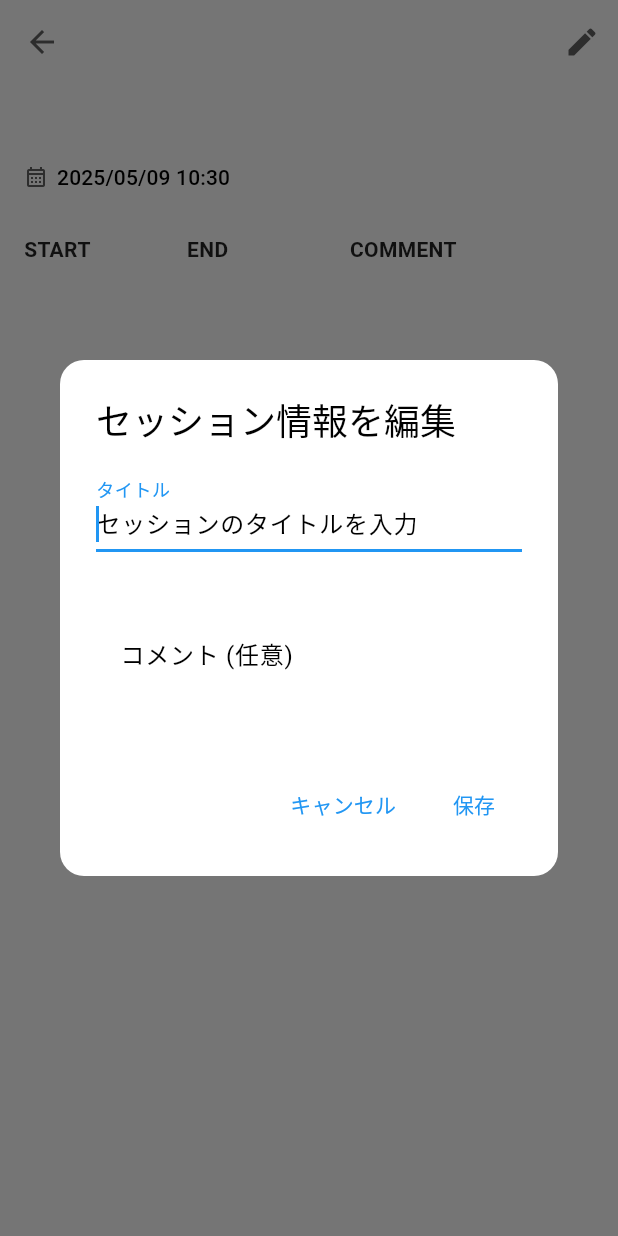
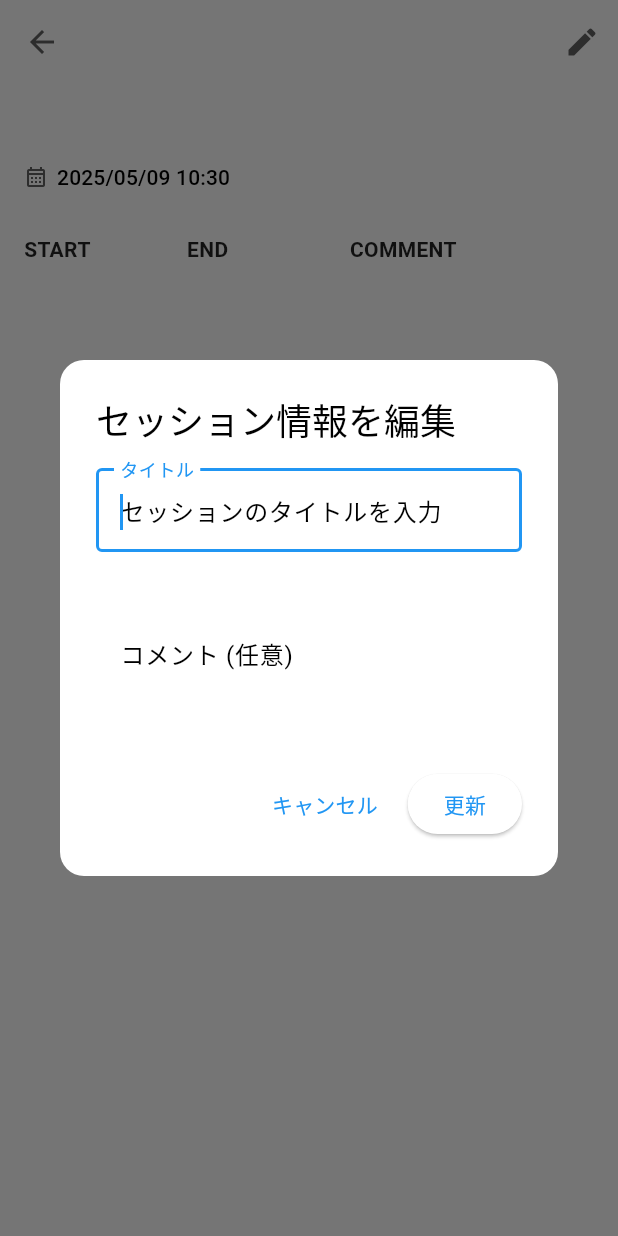
Before and after one commit to kmzk-dev/activity_watch, a Flutter app: the SessionDetailsScreen screen opened directly with empty values, after a tap on the "edit" icon, on a phone screen of 412 x 824 dp. Run offline on Flutter 3.47's test engine with Material 3 defaults, Android fonts, the phone set to English and light mode, and no system bars; our stand-ins replace share_plus, shared_preferences, visibility_detector; accounts and stored records are empty.

Commit message:
FIX: Improve session editing functionality and fix bugs
- Allow multiline input for comments in session save/edit dialog
  - Changed `textInputAction` to `TextInputAction.newline` for the comment TextFormField in `session_dialog_utils.dart`.
- Refactor session details screen to use common dialog for editing
  - Modified `session_details_screen.dart` to use the common `showSessionDetailsInputDialog` for editing.
- Consolidate session update logic into `session_storage.dart`
  - Changed `session_details_screen.dart` to call a new update function in `session_storage.dart`.
- Keep user on session details screen after saving edits
  - Modified `session_details_screen.dart` to not call `Navigator.pop` after saving, keeping the user on the current screen.

```diff
--- a/lib/screens/session_details_screen.dart
+++ b/lib/screens/session_details_screen.dart
@@ -1,14 +1,17 @@
 // session_details_screen.dart
-import 'dart:convert'; // JSON処理のため
+import 'dart:convert'; // JSON処理のため (session_storage.dartに移動するため、このファイルでは不要になる可能性)
 import 'package:flutter/material.dart';
 import 'package:intl/intl.dart';
-import 'package:shared_preferences/shared_preferences.dart'; // SharedPreferencesのため
-import '../models/log_entry.dart';
-import '../models/saved_log_session.dart';
+// SharedPreferencesはsession_storage.dartで扱われるため、このファイルでは直接不要になる可能性
+// import 'package:shared_preferences/shared_preferences.dart';
+import '../models/log_entry.dart'; // LogEntryモデルをインポート
+import '../models/saved_log_session.dart'; // SavedLogSessionモデルをインポート
+import '../utils/session_dialog_utils.dart'; // 共通ダイアログ関数をインポート
+import '../utils/session_storage.dart'; // 共通ストレージ関数をインポート (updateSession を利用)
 
-
+// セッション詳細を表示するStatefulWidget
 class SessionDetailsScreen extends StatefulWidget {
-  final SavedLogSession session;
+  final SavedLogSession session; // 表示するセッションデータ
 
   const SessionDetailsScreen({super.key, required this.session});
 
@@ -17,170 +20,88 @@ class SessionDetailsScreen extends StatefulWidget {
 }
 
 class _SessionDetailsScreenState extends State<SessionDetailsScreen> {
-  late SavedLogSession _editableSession;
-  final TextEditingController _titleController = TextEditingController();
-  final TextEditingController _commentController = TextEditingController();
+  late SavedLogSession _editableSession; // 編集可能なセッションデータ
 
-  static const String _savedSessionsKey = 'saved_log_sessions'; // main.dart と共通
+  static const String _savedSessionsKey = 'saved_log_sessions'; // SharedPreferencesのキー (session_storage.dartと共通)
 
   @override
   void initState() {
     super.initState();
+    // widgetから渡されたセッションデータを編集可能データとして初期化
     _editableSession = widget.session;
-    _titleController.text = _editableSession.title;
-    _commentController.text = _editableSession.sessionComment ?? '';
   }
 
+  // disposeメソッドは特に変更なし
   @override
   void dispose() {
-    _titleController.dispose();
-    _commentController.dispose();
     super.dispose();
   }
 
+  // セッション情報を編集するためのダイアログを表示する非同期関数
   Future<void> _showEditDialog() async {
-    _titleController.text = _editableSession.title;
-    _commentController.text = _editableSession.sessionComment ?? '';
-
-    final Map<String, String>? updatedData = await showDialog<Map<String, String>>(
+    final Map<String, String>? updatedData = await showSessionDetailsInputDialog(
       context: context,
-      barrierDismissible: true,
-      builder: (BuildContext dialogContext) {
-        return AlertDialog(
-          title: const Text('セッション情報を編集'),
-          content: SingleChildScrollView(
-            child: Column(
-              mainAxisSize: MainAxisSize.min,
-              children: <Widget>[
-                TextField(
-                  controller: _titleController,
-                  autofocus: true,
-                  decoration: const InputDecoration(
-                    labelText: "タイトル",
-                    hintText: "セッションのタイトルを入力",
-                  ),
-                   textInputAction: TextInputAction.next,
-                ),
-                const SizedBox(height: 16),
-                TextField(
-                  controller: _commentController,
-                  decoration: const InputDecoration(
-                    labelText: "コメント (任意)",
-                    hintText: "セッション全体に関するコメントを入力",
-                    border: OutlineInputBorder(),
-                  ),
-                  keyboardType: TextInputType.multiline,
-                  maxLines: null,
-                  minLines: 3,
-                  textInputAction: TextInputAction.done,
-                ),
-              ],
-            ),
-          ),
-          actions: <Widget>[
-            TextButton(
-              child: const Text('キャンセル'),
-              onPressed: () {
-                Navigator.of(dialogContext).pop();
-              },
-            ),
-            TextButton(
-              child: const Text('保存'),
-              onPressed: () {
-                if (_titleController.text.trim().isEmpty) {
-                   ScaffoldMessenger.of(dialogContext).showSnackBar( // dialogContext is safe here
-                     const SnackBar(content: Text('タイトルは必須です。')),
-                   );
-                   return;
-                }
-                Navigator.of(dialogContext).pop({
-                  'title': _titleController.text.trim(),
-                  'comment': _commentController.text.trim(),
-                });
-              },
-            ),
-          ],
-        );
-      },
+      dialogTitle: 'セッション情報を編集',
+      initialTitle: _editableSession.title,
+      initialComment: _editableSession.sessionComment ?? '',
+      positiveButtonText: '更新',
     );
 
-    // ★ use_build_context_synchronously: `mounted` check after await
     if (!mounted) return;
-    FocusScope.of(context).unfocus(); // Unfocus after dialog closes, regardless of result.
+    FocusScope.of(context).unfocus();
 
     if (updatedData != null && updatedData['title'] != null) {
       final newTitle = updatedData['title']!;
       final newComment = updatedData['comment'];
 
-      if (newTitle != _editableSession.title || (newComment ?? '') != (_editableSession.sessionComment ?? '')) {
+      if (newTitle != _editableSession.title ||
+          (newComment ?? '') != (_editableSession.sessionComment ?? '')) {
         setState(() {
           _editableSession = _editableSession.copyWith(
             title: newTitle,
             sessionComment: newComment,
           );
         });
+        // ストレージ内のセッション情報を更新 (session_storage.dartの関数を呼び出す)
         await _updateSessionInStorage();
-         // ★ use_build_context_synchronously: `mounted` check
-         if (mounted) {
-           Navigator.pop(context, true); // 変更があったことを伝える
+        // mountedプロパティを確認後、画面遷移は行わない
+        if (mounted) {
+          // Navigator.pop(context, true); // この行をコメントアウトまたは削除することで、現在の画面に留まります。
+          // 変更があったことを前の画面に伝える必要がもしあれば、別の方法を検討します。
+          // (例: Provider, Riverpod, BLoCなどの状態管理ライブラリで状態を共有・通知する)
+          // 今回は「ページにとどめる」が要件のため、popしません。
         }
       }
     }
   }
 
+  // ストレージ内のセッション情報を更新する非同期関数 (session_storage.dartの関数を利用)
   Future<void> _updateSessionInStorage() async {
-    final prefs = await SharedPreferences.getInstance();
-    // ★ use_build_context_synchronously: `mounted` check
-    if(!mounted) return;
+    final bool success = await updateSession(
+      context: context,
+      updatedSession: _editableSession,
+      savedSessionsKey: _savedSessionsKey,
+    );
 
-    final String? sessionsJson = prefs.getString(_savedSessionsKey);
-    List<SavedLogSession> allSessions = [];
-
-    if (sessionsJson != null && sessionsJson.isNotEmpty) {
-      try {
-        final List<dynamic> decodedList = jsonDecode(sessionsJson) as List<dynamic>;
-        allSessions = decodedList
-            .map((jsonItem) => SavedLogSession.fromJson(jsonItem as Map<String, dynamic>))
-            .toList();
-      } catch (e) {
-        // ★ avoid_print: Consider using a logger. Commented out for now.
-        // print('Error decoding saved sessions for update: $e');
-        if (mounted) { // mounted check before ScaffoldMessenger
-            ScaffoldMessenger.of(context).showSnackBar(
-                const SnackBar(content: Text('セッションデータの読み込みに失敗し、更新できませんでした。')),
-            );
-        }
-        return;
-      }
-    }
-
-    final int sessionIndex = allSessions.indexWhere((s) => s.id == _editableSession.id);
-    if (sessionIndex != -1) {
-      allSessions[sessionIndex] = _editableSession;
-      final String updatedSessionsJson = jsonEncode(allSessions.map((s) => s.toJson()).toList());
-      await prefs.setString(_savedSessionsKey, updatedSessionsJson);
-      // ★ use_build_context_synchronously: `mounted` check
-      if (mounted) {
-          ScaffoldMessenger.of(context).showSnackBar(
-            const SnackBar(content: Text('セッション情報を更新しました。')),
-          );
-      }
+    if (!mounted) return;
+    if (success) {
+      // print('セッションの更新に成功しました。'); // デバッグ用
+      // SnackBarは updateSession 関数内で表示される想定
     } else {
-        // ★ use_build_context_synchronously: `mounted` check
-        if (mounted) {
-            ScaffoldMessenger.of(context).showSnackBar(
-                const SnackBar(content: Text('更新対象のセッションが見つかりませんでした。')),
-            );
-        }
+      // print('セッションの更新に失敗しました。'); // デバッグ用
+      // SnackBarは updateSession 関数内で表示される想定
     }
   }
 
-
+  // ログテーブルのヘッダーを構築するウィジェット (変更なし)
   Widget _buildLogTableHeader(BuildContext context) {
     final theme = Theme.of(context);
     final dataTableTheme = theme.dataTableTheme;
     final headingTextStyle = dataTableTheme.headingTextStyle ??
-        const TextStyle(fontWeight: FontWeight.bold, color: Colors.black87, fontSize: 14); // Default style
+        const TextStyle(
+            fontWeight: FontWeight.bold,
+            color: Colors.black87,
+            fontSize: 14);
     return Container(
       decoration: BoxDecoration(
         border: Border(
@@ -210,12 +131,13 @@ class _SessionDetailsScreenState extends State<SessionDetailsScreen> {
     );
   }
 
+  // ログテーブルの各行を構築するウィジェット (変更なし)
   Widget _buildLogRow(BuildContext context, LogEntry log) {
     final theme = Theme.of(context);
     final dataTableTheme = theme.dataTableTheme;
-    final dataRowMinHeight = dataTableTheme.dataRowMinHeight ?? 48.0; // Default value
-    // ★ deprecated_member_use: Replace withOpacity with withAlpha or Color.fromRGBO
-    final borderColor = theme.dividerColor.withAlpha(128); // 0.5 opacity approx 128 alpha
+    final dataRowMinHeight =
+        dataTableTheme.dataRowMinHeight ?? 48.0;
+    final borderColor = theme.dividerColor.withAlpha(128);
 
     return Container(
       constraints: BoxConstraints(minHeight: dataRowMinHeight),
@@ -223,7 +145,7 @@ class _SessionDetailsScreenState extends State<SessionDetailsScreen> {
       decoration: BoxDecoration(
         border: Border(
           bottom: BorderSide(
-            color: borderColor, // Use the modified color
+            color: borderColor,
             width: 0.5,
           ),
         ),
@@ -256,7 +178,8 @@ class _SessionDetailsScreenState extends State<SessionDetailsScreen> {
 
   @override
   Widget build(BuildContext context) {
-    final String formattedDate = DateFormat('yyyy/MM/dd HH:mm').format(_editableSession.saveDate);
+    final String formattedDate =
+        DateFormat('yyyy/MM/dd HH:mm').format(_editableSession.saveDate);
 
     return Scaffold(
       appBar: AppBar(
@@ -283,12 +206,15 @@ class _SessionDetailsScreenState extends State<SessionDetailsScreen> {
                 const SizedBox(height: 8),
                 Row(
                   children: [
-                    Icon(Icons.calendar_month_outlined, size: 16, color: Colors.grey[700]),
+                    Icon(Icons.calendar_month_outlined,
+                        size: 16, color: Colors.grey[700]),
                     const SizedBox(width: 6),
-                    Text(formattedDate, style: Theme.of(context).textTheme.titleSmall),
+                    Text(formattedDate,
+                        style: Theme.of(context).textTheme.titleSmall),
                   ],
                 ),
-                if (_editableSession.sessionComment != null && _editableSession.sessionComment!.isNotEmpty) ...[
+                if (_editableSession.sessionComment != null &&
+                    _editableSession.sessionComment!.isNotEmpty) ...[
                   const SizedBox(height: 12),
                   Container(
                     padding: const EdgeInsets.all(8.0),
--- a/lib/utils/session_dialog_utils.dart
+++ b/lib/utils/session_dialog_utils.dart
@@ -54,7 +54,7 @@ Future<Map<String, String>?> showSessionDetailsInputDialog({
                   keyboardType: TextInputType.multiline, // 複数行入力可能
                   maxLines: null, // 内容に応じて高さを自動調整
                   minLines: 3, // 最小3行分の高さを確保
-                  textInputAction: TextInputAction.done, // 入力完了アクション
+                  textInputAction: TextInputAction.newline,
                 ),
               ],
             ),
```
Also changed, not shown: lib/utils/session_storage.dart (+51 -0 lines).
